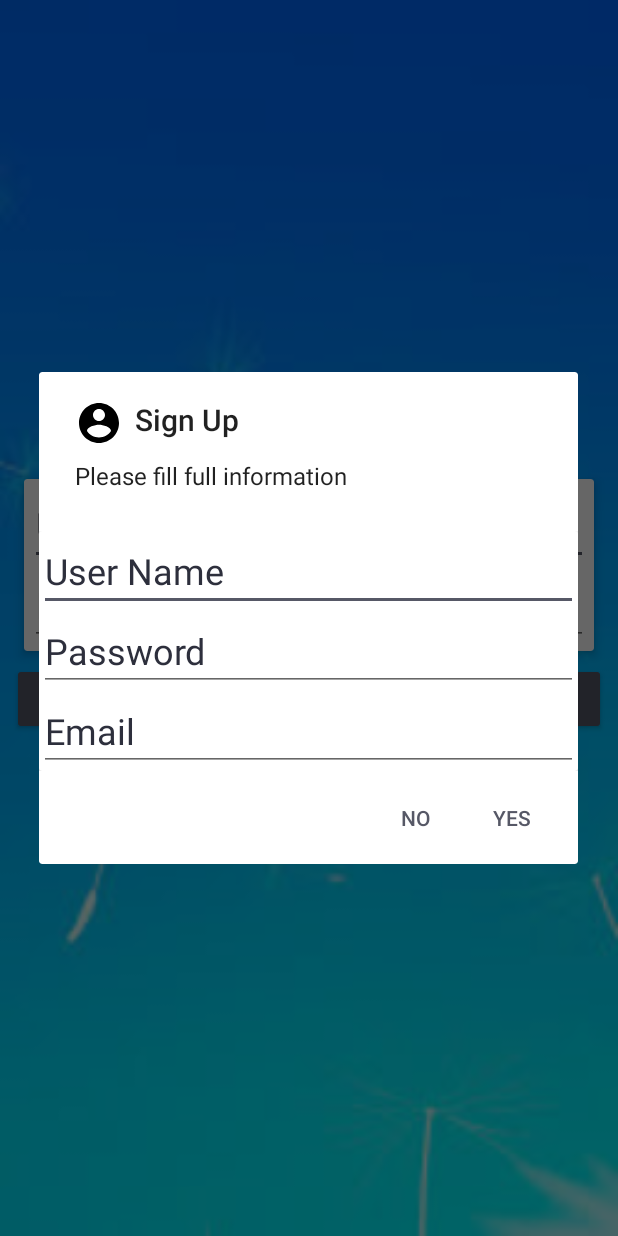
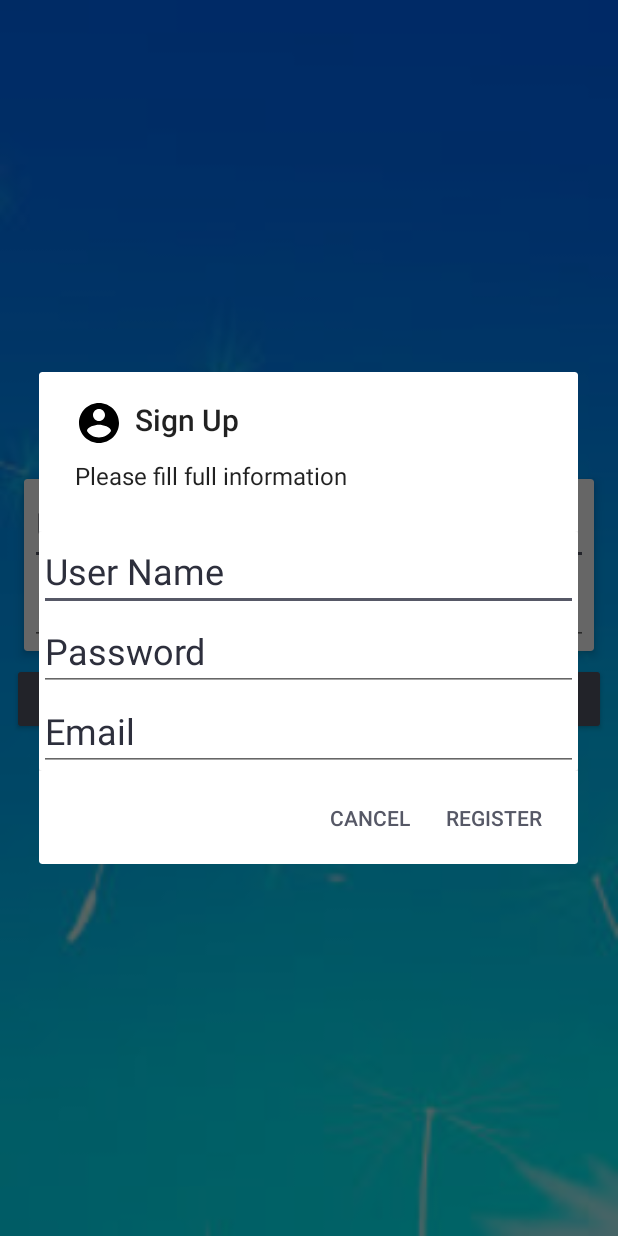
Before and after one commit to Agnohendrix/AndroidOnlineQuizApp, an Android app: the screen it shows after launch (MainActivity), after a tap on "SIGN UP", on a phone screen of 412 x 824 dp. Run offline under Robolectric (Android 15) with nearby library versions, the phone set to English and light mode, and no system bars; our stand-ins replace Firebase (no records; nobody signed in at launch, a user with empty details on screens opened directly); libraries missing offline, so code that uses them is left out: com.rengwuxian.materialedittext; plain views replace MaterialEditText; 5 statements that could not run were skipped.

Commit message:
Commento in MainActivity

```diff
--- a/app/src/main/java/com/example/agnohendrix/androidonlinequizapp/MainActivity.java
+++ b/app/src/main/java/com/example/agnohendrix/androidonlinequizapp/MainActivity.java
@@ -91,6 +91,14 @@ public class MainActivity extends AppCompatActivity {
             }
         });
     }
+    /*Per registrare sul db l'account facebook salvare l'UID dell'account,
+    * come Username usare il nome dal token(getAccessToken.getUserName()),
+    * come Email usare la email dal token(getAccessToken.getEmail()),
+    * e come password usare password vuota(?)
+    *
+    * In seguito, nel Ranking bisognerà modificare(forse) la lista dei nomi in modo da prendere
+    * lo UserName degli utenti, anzichè l'utente in sè, perchè saltano fuori gli UserID(j20efj29v9nv989wnwvw98)
+    * */
 
     private void showSignupDialog() {
         AlertDialog.Builder alertDialog = new AlertDialog.Builder(MainActivity.this);
@@ -107,14 +115,14 @@ public class MainActivity extends AppCompatActivity {
         alertDialog.setView(sign_up_layout);
         alertDialog.setIcon(R.drawable.ic_account_circle_black_24dp);
 
-        alertDialog.setNegativeButton("NO", new DialogInterface.OnClickListener(){
+        alertDialog.setNegativeButton("CANCEL", new DialogInterface.OnClickListener(){
             @Override
             public void onClick(DialogInterface dialogInterface, int i){
                 dialogInterface.dismiss();
             }
         });
 
-        alertDialog.setPositiveButton("YES", new DialogInterface.OnClickListener() {
+        alertDialog.setPositiveButton("REGISTER", new DialogInterface.OnClickListener() {
             @Override
             public void onClick(DialogInterface dialogInterface, int i) {
                 final User user = new User(editNewUserName.getText().toString(), editNewPassword.getText().toString(), editNewEmail.getText().toString());
```
